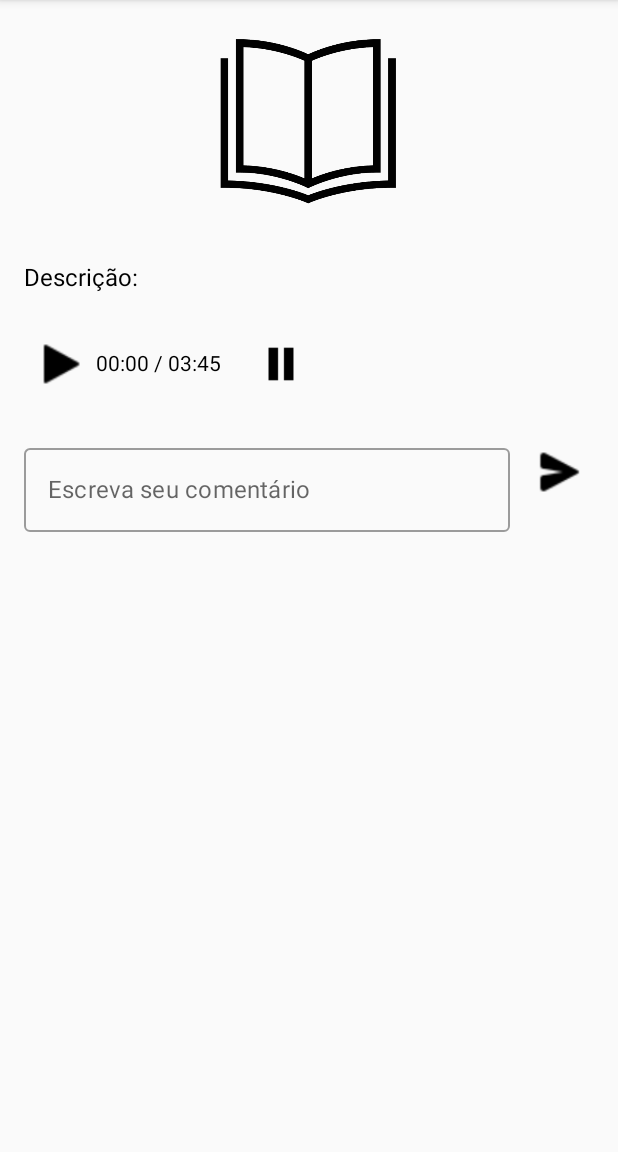
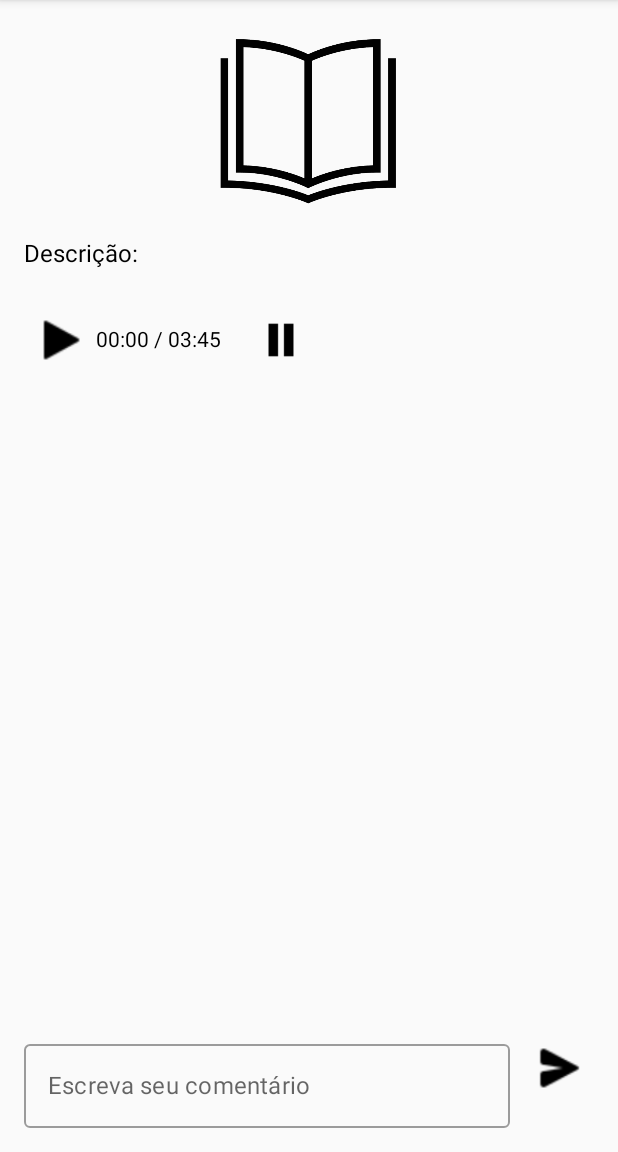
Before and after one commit to jandersonsiqueira/read-sync-mobile, an Android app built with Jetpack Compose: the LivroDetalhesActivity screen opened directly, with no data from a screen before it, on a phone screen of 412 x 824 dp, the part 84-1236 px from its top. Run offline under Robolectric (Android 15) with nearby library versions, the phone set to English and light mode, and no system bars; our stand-ins replace Firebase (no records; nobody signed in at launch, a user with empty details on screens opened directly).

Commit message:
Deixando comentários acima

```diff
--- a/androidApp/src/main/java/com/example/readsync2/android/leitor/LivroDetalhesActivity.kt
+++ b/androidApp/src/main/java/com/example/readsync2/android/leitor/LivroDetalhesActivity.kt
@@ -34,6 +34,8 @@ class LivroDetalhesActivity : ComponentActivity() {
 @Composable
 fun LivroDetalhesScreen(livroId: String?) {
     var descricao by remember { mutableStateOf(TextFieldValue("")) }
+    var comentario by remember { mutableStateOf("") }
+    var listaComentarios by remember { mutableStateOf(listOf<String>()) }
 
     val db = FirebaseFirestore.getInstance()
 
@@ -62,7 +64,7 @@ fun LivroDetalhesScreen(livroId: String?) {
         }
     }
 
-
+    Box(modifier = Modifier.fillMaxSize()) {
         Column(
             modifier = Modifier
                 .fillMaxSize()
@@ -79,8 +81,6 @@ fun LivroDetalhesScreen(livroId: String?) {
                     modifier = Modifier.size(128.dp)
                 )
             }
-
-        Spacer(modifier = Modifier.height(16.dp))
 
             Spacer(modifier = Modifier.height(16.dp))
 
@@ -118,18 +118,26 @@ fun LivroDetalhesScreen(livroId: String?) {
             }
 
             Spacer(modifier = Modifier.height(16.dp))
-        var comentario by remember { mutableStateOf("") }
-        var listaComentarios by remember { mutableStateOf(listOf<String>()) }
 
             // Exibe os comentários
-        LazyColumn {
+            LazyColumn(
+                modifier = Modifier
+                    .fillMaxSize()
+                    .padding(bottom = 80.dp) // Espaço para a seção de adicionar comentários
+            ) {
                 items(listaComentarios) { comentario ->
                     Text(text = comentario, modifier = Modifier.padding(8.dp))
                 }
             }
+        }
 
-        // Seção para adicionar comentários
-        Row(modifier = Modifier.fillMaxWidth()) {
+        // Seção fixa para adicionar comentários
+        Row(
+            modifier = Modifier
+                .fillMaxWidth()
+                .padding(16.dp)
+                .align(Alignment.BottomCenter) // Fixa no fundo da tela
+        ) {
             OutlinedTextField(
                 value = comentario,
                 onValueChange = { comentario = it },
@@ -152,8 +160,5 @@ fun LivroDetalhesScreen(livroId: String?) {
                 )
             }
         }
-
-        Spacer(modifier = Modifier.height(16.dp))
-
     }
 }
```
Lines whose indentation alone changed are shown as unchanged.
